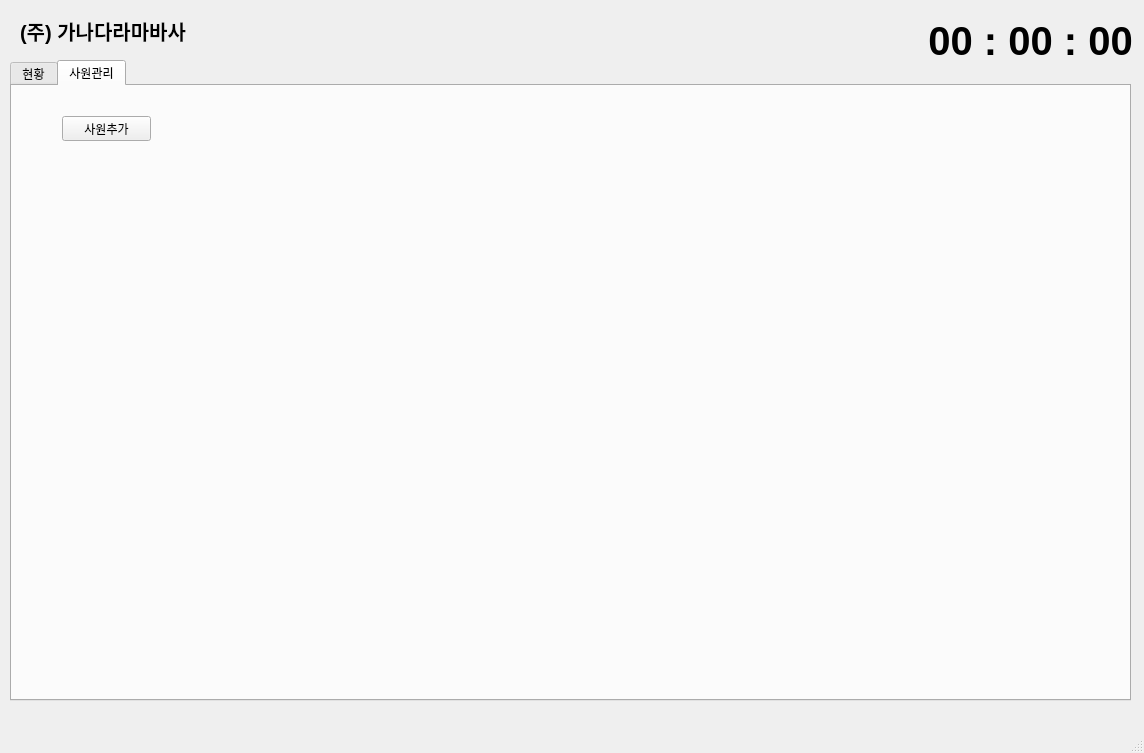
Old version of the form attendance_manage/mainwindow_dashboard.ui in the repository Jeho0216/attendance_manage_project.
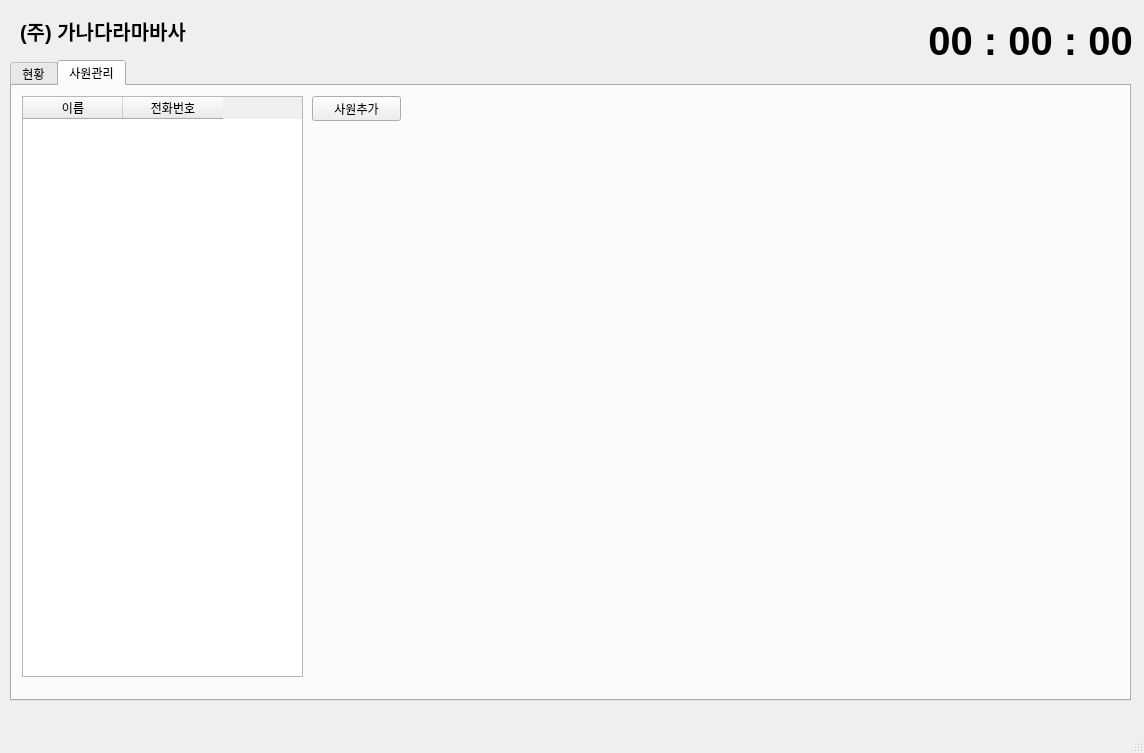
New version of the form. The open tabs and pages were chosen to show the change.

Commit message: add print staff list in dashboard(use select query)

Diff of the .ui file:
```diff
--- a/attendance_manage/mainwindow_dashboard.ui
+++ b/attendance_manage/mainwindow_dashboard.ui
@@ -84,8 +84,8 @@
      <widget class="QPushButton" name="pushButton">
       <property name="geometry">
        <rect>
-        <x>50</x>
-        <y>30</y>
+        <x>300</x>
+        <y>10</y>
         <width>89</width>
         <height>25</height>
        </rect>
@@ -94,6 +94,26 @@
        <string>사원추가</string>
       </property>
      </widget>
+     <widget class="QTableWidget" name="tableWidget">
+      <property name="geometry">
+       <rect>
+        <x>10</x>
+        <y>10</y>
+        <width>281</width>
+        <height>581</height>
+       </rect>
+      </property>
+      <column>
+       <property name="text">
+        <string>이름</string>
+       </property>
+      </column>
+      <column>
+       <property name="text">
+        <string>전화번호</string>
+       </property>
+      </column>
+     </widget>
     </widget>
    </widget>
    <widget class="QLabel" name="label">
```
Left out of the diff: 2 changed lines with no effect on the pictures. The commit also changes 6 other files.
